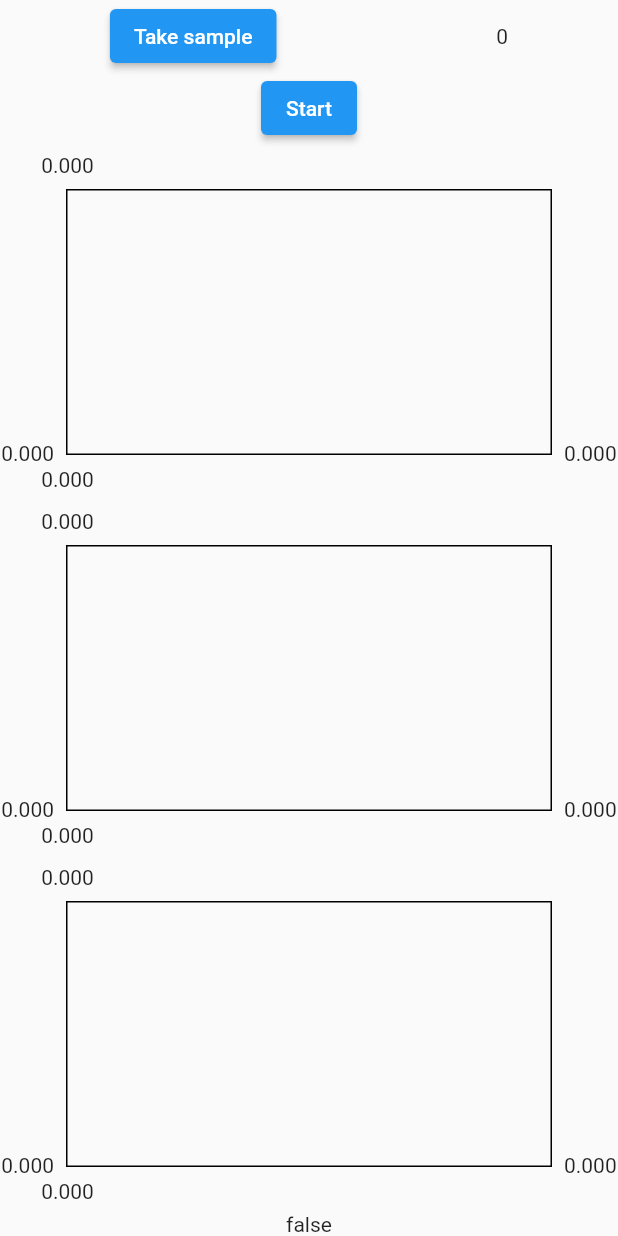
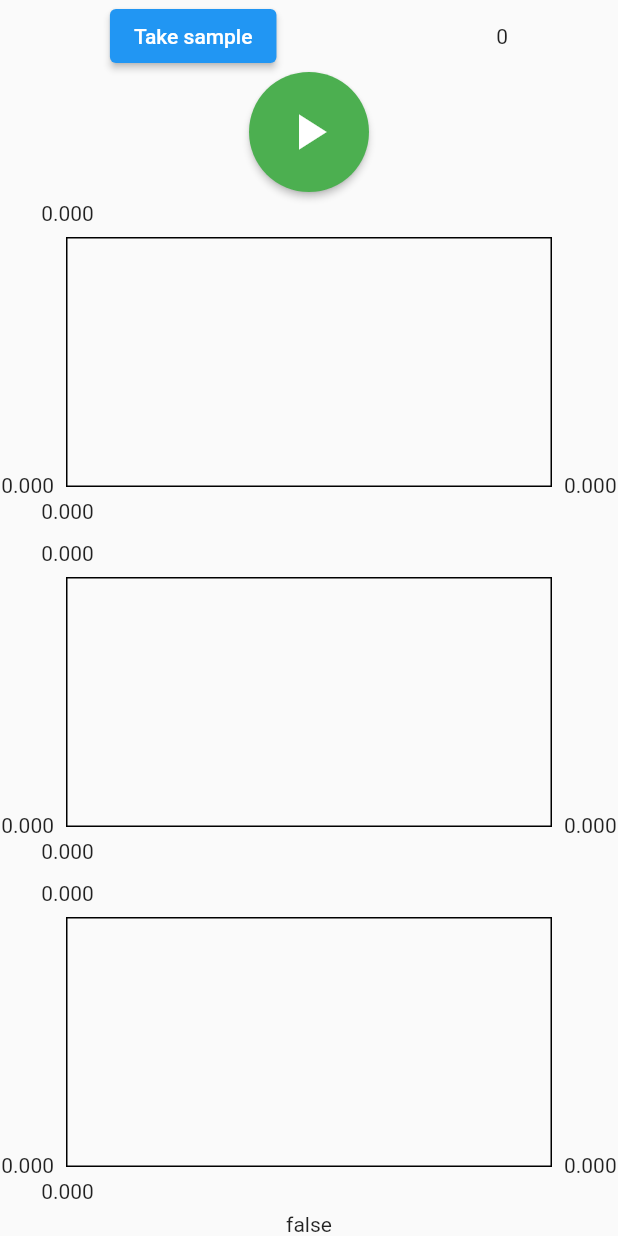
Before and after one commit to tjahn/piaapp, a Flutter app: the screen it shows after launch, on a phone screen of 412 x 824 dp. Run offline on Flutter 3.47's test engine with Material 2 defaults, Android fonts, the phone set to English and light mode, and no system bars; drawn by our look-alikes of fl_chart; our stand-ins replace permission_handler; missing offline and left inert: fftea, flutter_sound, moving_average.

Commit message:
minor ui enhancements

```diff
--- a/lib/components/listenForFire.dart
+++ b/lib/components/listenForFire.dart
@@ -47,15 +47,31 @@ class ListenForFireState extends State<ListenForFire> {
     return Row(
       mainAxisAlignment: MainAxisAlignment.spaceAround,
       children: [
-        recording
-            ? ElevatedButton(
-                onPressed: stopRecording,
-                child: const Text("stop"),
-              )
-            : ElevatedButton(
-                onPressed: startRecording,
-                child: const Text("Start"),
-              ),
+        ElevatedButton(
+          onPressed: () {
+            if (recording) {
+              stopRecording();
+            } else {
+              startRecording();
+            }
+          },
+          style: ElevatedButton.styleFrom(
+            shape: const CircleBorder(),
+            padding: const EdgeInsets.all(20),
+            backgroundColor: recording ? Colors.red.shade300 : Colors.green,
+          ),
+          child: recording
+              ? const Icon(
+                  Icons.stop,
+                  color: Colors.white,
+                  size: 40,
+                )
+              : const Icon(
+                  Icons.play_arrow,
+                  color: Colors.white,
+                  size: 40,
+                ),
+        ),
       ],
     );
   }
--- a/lib/main.dart
+++ b/lib/main.dart
@@ -59,7 +59,12 @@ class _MyAppState extends State<MyApp> {
               MyLinePlot(data: sample),
               MyLinePlot(data: scan),
               MyLinePlot(data: comparisons),
-              Text("$active"),
+              Container(
+                color: active
+                    ? const Color.fromRGBO(0, 255, 0, 0.2)
+                    : const Color.fromRGBO(0, 0, 0, 0),
+                child: Text("$active"),
+              ),
             ],
           ),
         ),
@@ -139,7 +144,7 @@ class _MyAppState extends State<MyApp> {
     });
 
     if (fireSignalDetected) {
-      // TODO await recorder.stop();
+      //TODO  await recorder.stop();
       try {
         if (!closing) {
           closing = true;
```
